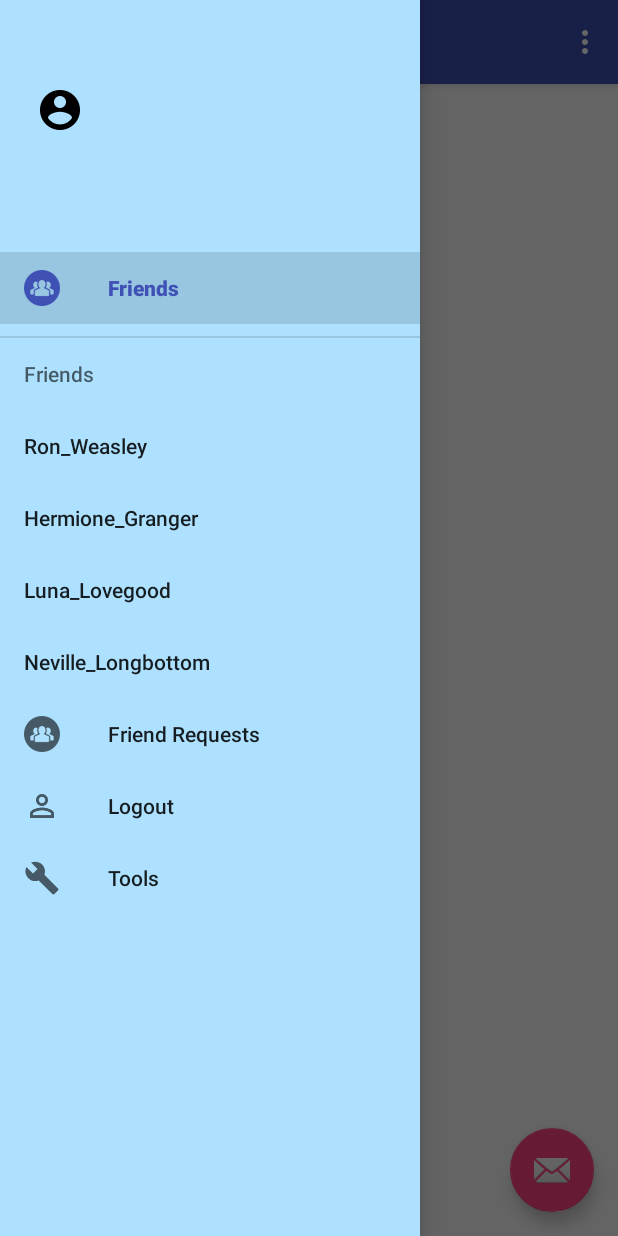
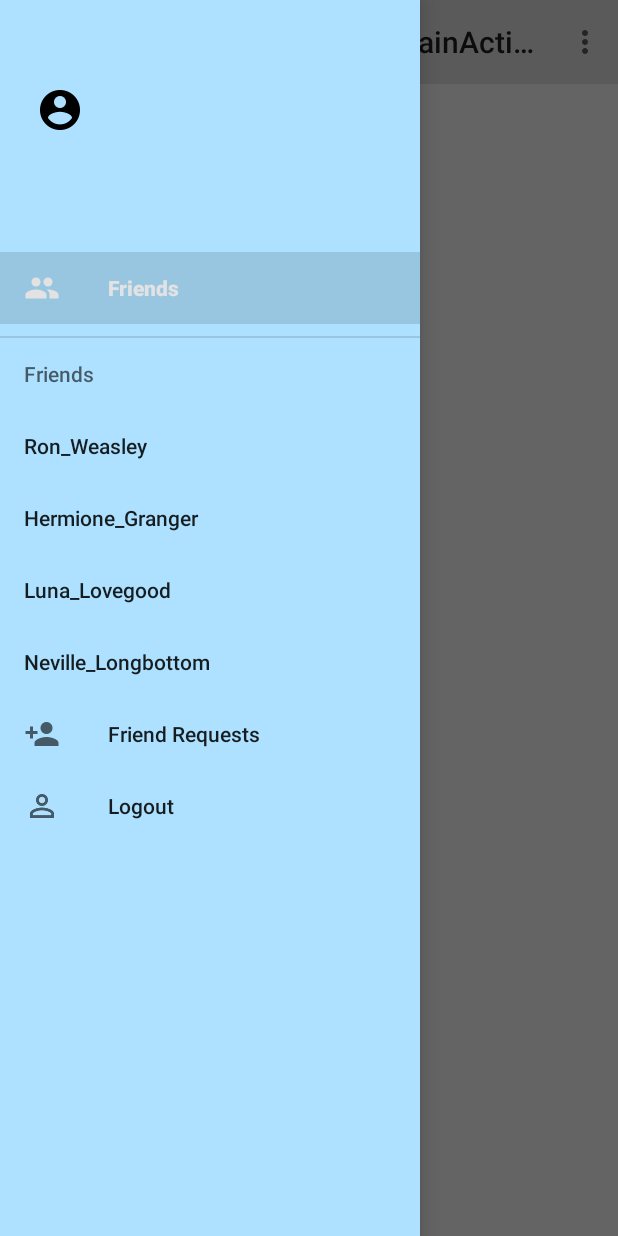
Before and after one commit to ammarc/Neon-Android-App, an Android app: the MainActivity screen opened directly, with no data from a screen before it, after a tap on "Friends", on a phone screen of 412 x 824 dp. Run offline under Robolectric (Android 15) with nearby library versions, the phone set to English and light mode, and no system bars; libraries missing offline, so code that uses them is left out: com.facebook; 2 statements that could not run were skipped; 2 other taps on this screen came first.

Commit message:
some more mods

```diff
--- a/app/src/main/java/itproject/neon_client/MainActivity.java
+++ b/app/src/main/java/itproject/neon_client/MainActivity.java
@@ -19,6 +19,8 @@ import android.support.v7.app.AppCompatActivity;
 import android.support.v7.widget.Toolbar;
 import android.view.Menu;
 import android.view.MenuItem;
+import android.view.Window;
+import android.view.WindowManager;
 import android.widget.Button;
 import android.widget.ImageView;
 import android.widget.TableLayout;
@@ -58,18 +60,10 @@ public class MainActivity extends AppCompatActivity
     @Override
     protected void onCreate(Bundle savedInstanceState) {
         super.onCreate(savedInstanceState);
+
         setContentView(R.layout.activity_main);
         Toolbar toolbar = (Toolbar) findViewById(R.id.toolbar);
         setSupportActionBar(toolbar);
-
-        FloatingActionButton fab = (FloatingActionButton) findViewById(R.id.fab);
-        fab.setOnClickListener(new View.OnClickListener() {
-            @Override
-            public void onClick(View view) {
-                Snackbar.make(view, "Replace with your own action", Snackbar.LENGTH_LONG)
-                        .setAction("Action", null).show();
-            }
-        });
 
         DrawerLayout drawer = (DrawerLayout) findViewById(R.id.drawer_layout);
         ActionBarDrawerToggle toggle = new ActionBarDrawerToggle(
@@ -94,8 +88,6 @@ public class MainActivity extends AppCompatActivity
 
         sideMenu = navigationView.getMenu();
 
-        //friendsInit();
-
 
         /* map */
         // Obtain the SupportMapFragment and get notified when the map is ready to be used.
@@ -119,21 +111,10 @@ public class MainActivity extends AppCompatActivity
         // Inflate the menu; this adds items to the action bar if it is present.
         getMenuInflater().inflate(R.menu.activity_main_drawer, menu);
 
-        /*MenuItem friends = menu.findItem(R.id.nav_friends);
-        friends.setOnMenuItemClickListener(new MenuItem.OnMenuItemClickListener() {
-            @Override
-            public boolean onMenuItemClick(MenuItem menuItem) {
-                startActivity(new Intent(MainActivity.this, LoginActivity.class));
-                return true;
-            }
-        });*/
-
-        Log.i("profile","size of sideMenu = " + sideMenu.size());
         MenuItem friends_view = sideMenu.findItem(R.id.nav_friends);
         MenuItem friend_requests_view = sideMenu.findItem(R.id.nav_friend_requests);
 
-
-        int idx=0;
+        int idx=3;
         Menu subm = friends_view.getSubMenu(); // get my MenuItem with placeholder submenu
         subm.clear(); // delete place holder
 
@@ -158,7 +139,7 @@ public class MainActivity extends AppCompatActivity
         for (String friend : friend_requests)
         {
             subm.add(0, MENU_TOP+idx, idx, friend); // id is idx+ my constant
-            idx++;
+            idx++; // TODO set up accepting requests
         }
 
         return true;
@@ -193,9 +174,9 @@ public class MainActivity extends AppCompatActivity
         return super.onOptionsItemSelected(item);
     }
 
-    @SuppressWarnings("StatementWithEmptyBody")
+
     @Override
-    public boolean onNavigationItemSelected(MenuItem item) { //TODO set actions
+    public boolean onNavigationItemSelected(MenuItem item) {
         // Handle navigation view item clicks here.
         int id = item.getItemId();
 
@@ -222,8 +203,6 @@ public class MainActivity extends AppCompatActivity
                 friend_requests.setVisible(true);
             }
             return true;
-
-        } else if (id == R.id.nav_manage) {
 
         } else if (id == R.id.nav_logout) {
 
@@ -275,47 +254,6 @@ public class MainActivity extends AppCompatActivity
     }
 
 
-    /* puts friends in table */
-    public void friendsInit() {
-        TableLayout friends_table = (TableLayout) findViewById(R.id.friends_table);
-        for (final String friend : friends) {
-            TableRow tbrow = new TableRow(this);
-            TextView t1v = new TextView(this);
-            t1v.setText(friend);
-            t1v.setMinHeight(100);
-            t1v.setTextSize(15);
-            t1v.setTextColor(Color.WHITE);
-            t1v.setGravity(Gravity.LEFT);
-            tbrow.addView(t1v);
-            tbrow.setOnClickListener(new View.OnClickListener() {
-                public void onClick(View v) {
-                    // Code here executes on main thread after user presses button
-                    chat(friend);
-                }
-            });
-            friends_table.addView(tbrow);
-        }
-
-        /*TableLayout friend_requests_table = (TableLayout) findViewById(R.id.friend_requests_table);
-        for (final String friend : friend_requests) {
-            TableRow tbrow = new TableRow(this);
-            TextView t1v = new TextView(this);
-            t1v.setText(friend);
-            t1v.setMinHeight(100);
-            t1v.setTextSize(15);
-            t1v.setTextColor(Color.WHITE);
-            t1v.setGravity(Gravity.LEFT);
-            tbrow.addView(t1v);
-            tbrow.setOnClickListener(new View.OnClickListener() {
-                public void onClick(View v) {
-                    // Code here executes on main thread after user presses button
-                    chat(friend);
-                }
-            });
-            friend_requests_table.addView(tbrow);
-        }*/
-    }
-
     /** Called when the user taps the Send button */
     public void chat(String friend) {
         // Do something in response to button
--- a/app/src/main/java/itproject/neon_client/NewProfileActivity.java
+++ b/app/src/main/java/itproject/neon_client/NewProfileActivity.java
@@ -9,6 +9,8 @@ import android.support.v7.app.AppCompatActivity;
 import android.text.Editable;
 import android.util.Log;
 import android.view.View;
+import android.view.Window;
+import android.view.WindowManager;
 import android.widget.Button;
 import android.widget.EditText;
 import android.widget.TextView;
@@ -34,6 +36,7 @@ public class NewProfileActivity extends AppCompatActivity {
     protected void onCreate(Bundle savedInstanceState) {
 
         super.onCreate(savedInstanceState);
+
         setContentView(R.layout.activity_create_profile);
 
         Log.i("profile","new profile");
--- a/app/src/main/res/layout/activity_create_profile.xml
+++ b/app/src/main/res/layout/activity_create_profile.xml
@@ -1,7 +1,8 @@
 <?xml version="1.0" encoding="utf-8"?>
 <LinearLayout xmlns:android="http://schemas.android.com/apk/res/android"
     xmlns:tools="http://schemas.android.com/tools"
-    android:orientation="vertical" android:layout_width="match_parent"
+    android:orientation="vertical"
+    android:layout_width="match_parent"
     android:layout_height="match_parent"
     tools:context="itproject.neon_client.NewProfileActivity"
     android:background="@color/black">
--- a/app/src/main/res/layout/app_bar_main.xml
+++ b/app/src/main/res/layout/app_bar_main.xml
@@ -11,24 +11,16 @@
         android:layout_height="wrap_content"
         android:theme="@style/AppTheme.AppBarOverlay">
 
-        <android.support.v7.widget.Toolbar
-            android:id="@+id/toolbar"
-            android:layout_width="match_parent"
-            android:layout_height="?attr/actionBarSize"
-            android:background="?attr/colorPrimary"
-            app:popupTheme="@style/AppTheme.PopupOverlay" />
-
     </android.support.design.widget.AppBarLayout>
 
     <include layout="@layout/content_main" />
 
-    <android.support.design.widget.FloatingActionButton
-        android:id="@+id/fab"
-        android:layout_width="wrap_content"
-        android:layout_height="wrap_content"
-        android:layout_gravity="bottom|end"
-        android:layout_margin="@dimen/fab_margin"
-        app:srcCompat="@android:drawable/ic_dialog_email" />
+    <android.support.v7.widget.Toolbar
+        android:id="@+id/toolbar"
+        android:layout_width="match_parent"
+        android:layout_height="?attr/actionBarSize"
+        android:background="?attr/colorPrimary"
+        app:popupTheme="@style/AppTheme.PopupOverlay" />
 
     <!--
     <fragment
--- a/app/src/main/res/menu/activity_main_drawer.xml
+++ b/app/src/main/res/menu/activity_main_drawer.xml
@@ -6,7 +6,7 @@
         <item android:title="Friends"
             android:titleCondensed="Friends"
             android:id="@+id/nav_friends_show"
-            android:icon="@drawable/friends_button">
+            android:icon="@drawable/ic_people_black_24dp">
 
         </item>
 
@@ -25,7 +25,7 @@
         <item android:title="Friend Requests"
             android:titleCondensed="Friend Requests"
             android:id="@+id/nav_friend_requests_show"
-            android:icon="@drawable/friends_button">
+            android:icon="@drawable/ic_person_add_black_24dp">
 
         </item>
 
@@ -48,9 +48,4 @@
         android:title="Logout"
         android:icon="@drawable/ic_perm_identity_black_24dp"/>
 
-    <item
-        android:id="@+id/nav_manage"
-        android:icon="@drawable/ic_menu_manage"
-        android:title="Tools" /> <!-- TODO -->
-
 </menu>
--- a/app/src/main/res/values/colors.xml
+++ b/app/src/main/res/values/colors.xml
@@ -1,11 +1,10 @@
 <?xml version="1.0" encoding="utf-8"?>
 <resources>
-    <color name="colorPrimary">#3F51B5</color>
-    <color name="colorPrimaryDark">#303F9F</color>
+    <color name="colorPrimary">#e2e2e2</color>
+    <color name="colorPrimaryDark">#88cef7</color>
     <color name="colorAccent">#FF4081</color>
     <color name="black">#000000</color>
     <color name="blue">#ade1ff</color>
-    <color name="facebookBlue">#3b5998</color>
     <color name="white">#FFFFFF</color>
     <color name="whatsapp_green">#00897b</color>
     <color name="bubble_background_rcv">#f3ffd2</color>
--- a/app/src/main/res/values/strings.xml
+++ b/app/src/main/res/values/strings.xml
@@ -47,7 +47,6 @@
     <string name="navigation_drawer_open">Open navigation drawer</string>
     <string name="navigation_drawer_close">Close navigation drawer</string>
 
-    <string name="action_settings">Settings</string>
     <string name="title_activity_maps">Map</string>
 
     <string name="nav_friends">Friends</string>
```
Also changed, not shown: app/src/main/AndroidManifest.xml (+6 -17 lines), app/src/main/java/itproject/neon_client/ChatActivity.java (+22 -4 lines), app/src/main/java/itproject/neon_client/ProfilePageActivity.java (deleted, +0 -105 lines), app/src/main/res/layout/activity_chat.xml (+18 -2 lines), app/src/main/res/layout/activity_profile_page.xml (deleted, +0 -121 lines), app/src/main/res/drawable/ic_near_me_black_24dp.png (added), app/src/main/res/drawable/ic_people_black_24dp.png (added), app/src/main/res/drawable/ic_person_add_black_24dp.png (added), app/src/main/res/drawable/ic_person_pin_black_24dp.png (added).
